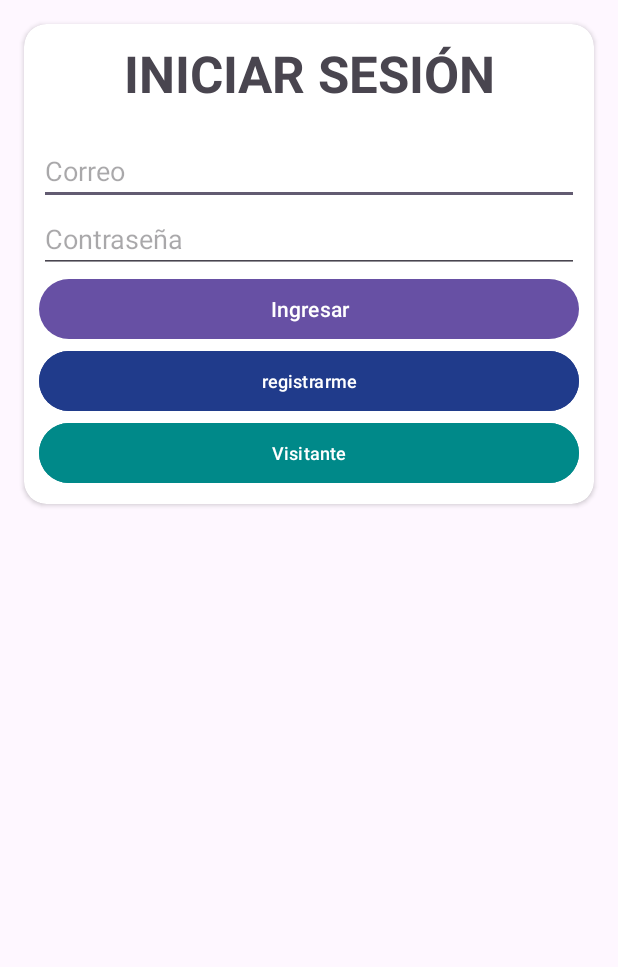
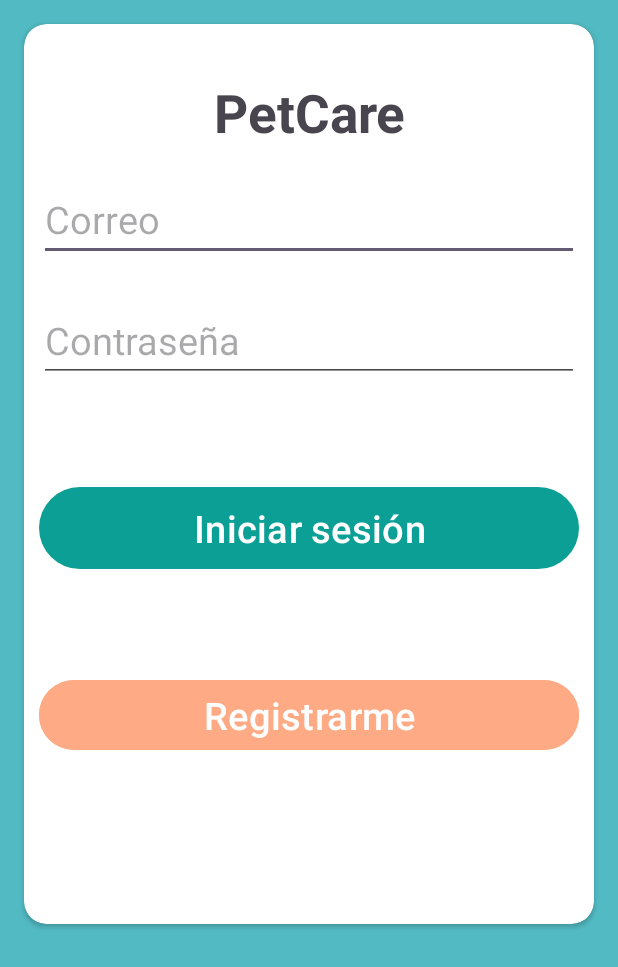
Before and after one commit to soulshiryui2/PETcare, an Android app: the screen it shows after launch (LoginActivity), on a phone screen of 412 x 824 dp. Shown: the top 967 px of the screen. Run offline under Robolectric (Android 15) with nearby library versions, the phone set to English and light mode, and no system bars; our stand-ins replace Firebase (no records; nobody signed in at launch, a user with empty details on screens opened directly).

Commit message:
Agregué nuevas funcionalidades al proyecto

```diff
--- a/app/src/main/java/mx/edu/potros/petcare/LoginActivity.kt
+++ b/app/src/main/java/mx/edu/potros/petcare/LoginActivity.kt
@@ -8,7 +8,6 @@ import com.google.firebase.auth.FirebaseAuth
 import android.widget.Toast
 import android.content.Intent
 class LoginActivity : AppCompatActivity() {
-
 
     private lateinit var btn_login: Button
     private lateinit var btn_register: Button
@@ -22,11 +21,10 @@ class LoginActivity : AppCompatActivity() {
         setContentView(R.layout.activity_login)
         mAuth = FirebaseAuth.getInstance()
 
-        email=findViewById(R.id.correo)
-        password=findViewById(R.id.contrasena)
-        btn_login=findViewById(R.id.btn_login)
-
-
+        email = findViewById(R.id.correo)
+        password = findViewById(R.id.contrasena)
+        btn_login = findViewById(R.id.btn_login)
+        btn_register = findViewById(R.id.btn_register) // Inicializa el botón de registro
 
         btn_login.setOnClickListener {
             val emailUser = email.text.toString().trim()
@@ -42,8 +40,6 @@ class LoginActivity : AppCompatActivity() {
         btn_register.setOnClickListener {
             startActivity(Intent(this@LoginActivity, RegisterActivity::class.java))
         }
-
-
     }
 
 
--- a/app/src/main/java/mx/edu/potros/petcare/adapter/Petadapter.kt
+++ b/app/src/main/java/mx/edu/potros/petcare/adapter/Petadapter.kt
@@ -65,7 +65,7 @@ class PetAdapter(options: FirestoreRecyclerOptions<Pet>, private val activity: A
     inner class ViewHolder(itemView: View) : RecyclerView.ViewHolder(itemView) {
         val name: TextView = itemView.findViewById(R.id.nombre)
         val age: TextView = itemView.findViewById(R.id.edad)
-        val color: TextView = itemView.findViewById(R.id.edad)
+        val color: TextView = itemView.findViewById(R.id.color)
         val btn_delete: ImageView = itemView.findViewById(R.id.btn_eliminar)
        val btn_edit: ImageView=itemView.findViewById(R.id.btn_editar)
     }
--- /dev/null
+++ b/app/src/main/res/drawable/round_button_blue.xml
@@ -0,0 +1,9 @@
+<?xml version="1.0" encoding="utf-8"?>
+<selector xmlns:android="http://schemas.android.com/apk/res/android">
+    <item>
+        <shape android:shape="rectangle">
+            <solid android:color="@color/azulVerde"/>
+            <corners android:radius="50dp"/>
+        </shape>
+    </item>
+</selector>
--- a/app/src/main/res/layout/activity_login.xml
+++ b/app/src/main/res/layout/activity_login.xml
@@ -4,6 +4,7 @@
     xmlns:tools="http://schemas.android.com/tools"
     android:layout_width="match_parent"
     android:layout_height="match_parent"
+    android:background="@color/azulGris"
     tools:context=".LoginActivity">
 
     <androidx.cardview.widget.CardView
@@ -16,21 +17,25 @@
         app:cardCornerRadius="15dp"
         app:layout_constraintEnd_toEndOf="parent"
         app:layout_constraintStart_toStartOf="parent"
-        app:layout_constraintTop_toTopOf="parent">
+        app:layout_constraintTop_toTopOf="parent"
+        >
 
         <LinearLayout
             android:layout_width="match_parent"
-            android:layout_height="match_parent"
+            android:layout_height="600dp"
             android:orientation="vertical"
-            android:padding="10dp">
+            android:padding="10dp"
+            >
 
             <TextView
                 android:layout_width="match_parent"
                 android:layout_height="wrap_content"
-                android:text="INICIAR SESIÓN"
+                android:text="@string/app_name"
                 android:textAlignment="center"
-                android:textSize="34sp"
-                android:textStyle="bold" />
+                android:textSize="35sp"
+                android:textStyle="bold"
+                android:layout_marginTop="25dp"
+                />
 
             <Space
                 android:layout_width="match_parent"
@@ -41,7 +46,8 @@
                 android:layout_width="match_parent"
                 android:layout_height="wrap_content"
                 android:ems="10"
-                android:hint="Correo"
+                android:textSize="25sp"
+                android:hint="@string/correo"
                 android:inputType="textPersonName" />
 
             <EditText
@@ -49,33 +55,33 @@
                 android:layout_width="match_parent"
                 android:layout_height="wrap_content"
                 android:ems="10"
-                android:hint="Contraseña"
-                android:inputType="textPassword" />
+                android:textSize="25sp"
+                android:hint="@string/contrasena"
+                android:inputType="textPassword"
+                android:layout_marginTop="25dp"
+                />
 
             <Button
                 android:id="@+id/btn_login"
                 android:layout_width="match_parent"
                 android:layout_height="wrap_content"
-                android:text="Ingresar"
-                app:cornerRadius="50dp" />
+                android:background="@drawable/round_button_blue"
+                android:text="@string/iniciarSesion"
+                android:textSize="25sp"
+                android:layout_marginTop="70dp"
+                 />
 
             <Button
                 android:id="@+id/btn_register"
                 android:layout_width="match_parent"
                 android:layout_height="wrap_content"
-                android:backgroundTint="#203B8B"
-                android:text="registrarme"
-                android:textSize="12sp"
-                app:cornerRadius="50dp" />
+                android:backgroundTint="@color/salmon"
+                android:text="@string/registrarme"
+                android:textSize="25sp"
+                android:layout_marginTop="70dp"
+           />
 
-            <Button
-                android:id="@+id/btn_anonymous"
-                android:layout_width="match_parent"
-                android:layout_height="wrap_content"
-                android:backgroundTint="#008989"
-                android:text="Visitante"
-                android:textSize="12sp"
-                app:cornerRadius="50dp" />
+
         </LinearLayout>
     </androidx.cardview.widget.CardView>
 </androidx.constraintlayout.widget.ConstraintLayout>
--- a/app/src/main/res/layout/view_pet_single.xml
+++ b/app/src/main/res/layout/view_pet_single.xml
@@ -54,7 +54,7 @@
                 android:orientation="horizontal">
 
                 <TextView
-                    android:id="@+id/edad"
+                    android:id="@+id/color"
                     android:layout_width="match_parent"
                     android:layout_height="wrap_content"
                     android:layout_weight="1"
@@ -76,7 +76,7 @@
             android:id="@+id/btn_editar"
             android:layout_width="wrap_content"
             android:layout_height="wrap_content"
-            android:background="#3F6BF1"
+            android:background="@color/verdeGris"
             android:padding="5dp"
             app:srcCompat="@drawable/ic_edit" />
 
--- a/app/src/main/res/values/strings.xml
+++ b/app/src/main/res/values/strings.xml
@@ -1,5 +1,23 @@
 <resources>
-    <string name="app_name">PETcare</string>
+    <string name="app_name">PetCare</string>
     <!-- TODO: Remove or change this placeholder text -->
-    <string name="hello_blank_fragment">Hello blank fragment</string>
+
+    <string name="iniciarSesion">Iniciar sesión</string>
+    <string name="cerrarSesion">Cerrar sesión</string>
+
+    <string name="nombreUsuario">Nombre usuario</string>
+    <string name="nombreMascota">Nombre mascota</string>
+    <string name="edadMascota">Edad mascota</string>
+    <string name="colorMascota">Color mascota</string>
+    <string name="creacionMascota">Creación de mascota</string>
+    <string name="aggPet">Añadir Pet</string>
+
+    <string name="registrarme">Registrarme</string>
+    <string name="correo">Correo</string>
+    <string name="contrasena">Contraseña</string>
+    <string name="aggMascota">Agregar mascota</string>
+    <string name="agg">Agregar</string>
+    <string name="photo">Foto</string>
+    <string name="eliminar">Eliminar</string>
+
 </resources>
--- a/app/src/main/res/values/themes.xml
+++ b/app/src/main/res/values/themes.xml
@@ -2,7 +2,7 @@
     <!-- Base application theme. -->
     <style name="Base.Theme.PETcare" parent="Theme.Material3.DayNight.NoActionBar">
         <!-- Customize your light theme here. -->
-        <!-- <item name="colorPrimary">@color/my_light_primary</item> -->
+         <item name="colorPrimary">@color/azulVerde</item>
     </style>
 
     <style name="Theme.PETcare" parent="Base.Theme.PETcare" />
```
Also changed, not shown: app/src/main/java/mx/edu/potros/petcare/MainActivity.kt (+0 -10 lines), app/src/main/res/drawable/round_button_green.xml (added, +9 -0 lines), app/src/main/res/layout/activity_create_pet.xml (+32 -16 lines), app/src/main/res/layout/activity_main.xml (+39 -14 lines), app/src/main/res/layout/activity_register.xml (+20 -8 lines), app/src/main/res/layout/fragment_create_pet.xml (+17 -14 lines), app/src/main/res/values/colors.xml (+26 -0 lines).
